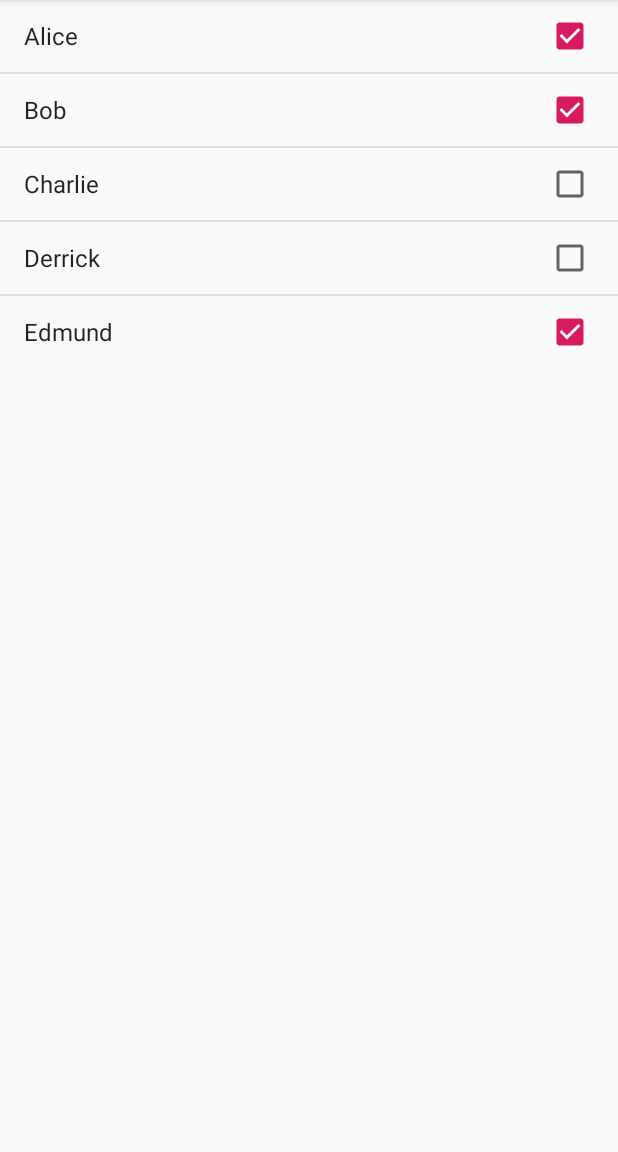
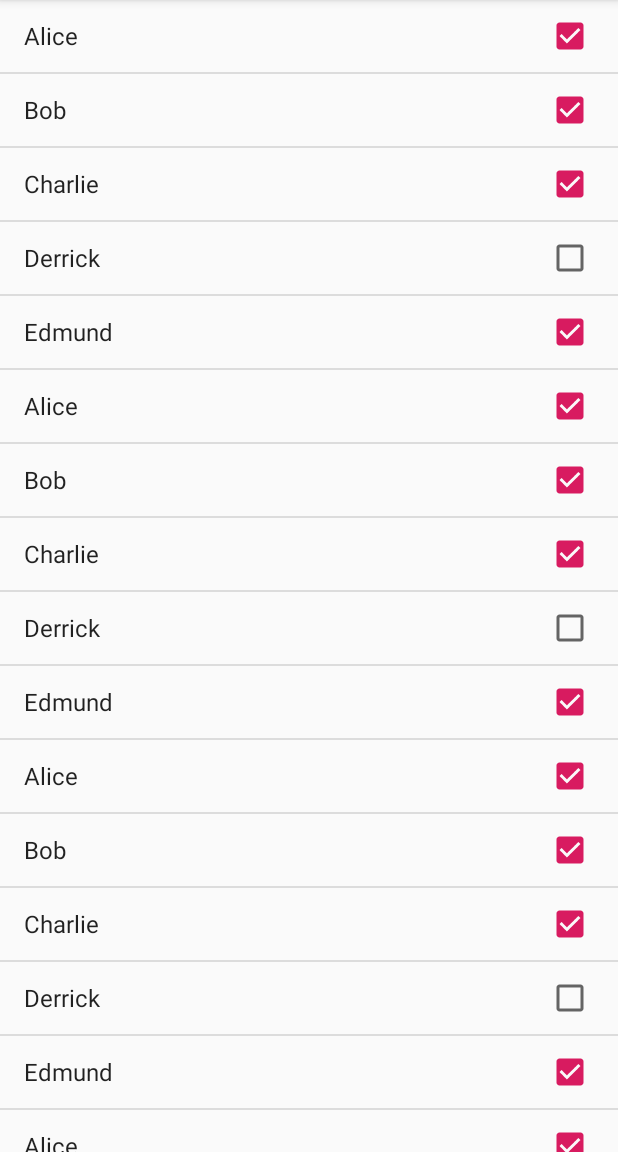
Before and after one commit to Kisty/SimpleCursorAdapterLoaderFreezeRepro, an Android app: the screen it shows after launch (MainActivity), on a phone screen of 412 x 824 dp, the part 84-1236 px from its top. Run offline under Robolectric (Android 15) with nearby library versions, the phone set to English and light mode, and no system bars; our stand-ins replace Room's generated code.

```diff
--- a/app/src/main/java/uk/co/imagitech/simplecursoradapterloaderfreezerepro/MainActivity.java
+++ b/app/src/main/java/uk/co/imagitech/simplecursoradapterloaderfreezerepro/MainActivity.java
@@ -44,20 +44,14 @@ public class MainActivity extends AppCompatActivity {
             public void onLoadFinished(@NonNull Loader<Cursor> loader, Cursor data) {
                 adapter.changeCursor(data);
 
-//                try {
-//                    //Used to simulate preference access
-//                    Thread.sleep(200);
-//                } catch (InterruptedException e) {
-//                    Log.e("MainActivity", "Couldn't wait", e);
-//                }
-                List<String> findNames = Arrays.asList("Alice", "Bob", "Edmund");
-                //In real app, search through the list to restore selected items
+                //In real app, search through the list to restore user's last selected items
+                List<String> findNames = Arrays.asList("Alice", "Bob", "Edmund", "Charlie");
                 if (data != null) {
                     while (data.moveToNext()) {
                         String firstName = data.getString(data.getColumnIndex("first_name"));
                         for (String findName : findNames) {
                             if (findName.equals(firstName)) {
-                                Toast.makeText(MainActivity.this, "Matched " + firstName, Toast.LENGTH_SHORT).show();
+                                Log.d("MAIN", "Found " + firstName);
                                 listView.setItemChecked(listView.getHeaderViewsCount() + data.getPosition(), true);
                             }
                         }
--- a/app/src/main/java/uk/co/imagitech/simplecursoradapterloaderfreezerepro/UserCursorLoader.java
+++ b/app/src/main/java/uk/co/imagitech/simplecursoradapterloaderfreezerepro/UserCursorLoader.java
@@ -5,11 +5,13 @@ import android.content.Context;
 import android.database.Cursor;
 import android.support.v4.content.AsyncTaskLoader;
 import android.support.v4.os.OperationCanceledException;
-import android.util.Log;
+
+import java.util.Arrays;
+import java.util.List;
 
 public class UserCursorLoader extends AsyncTaskLoader<Cursor> {
 
-	AppDatabase mDbHelper = null;
+    AppDatabase dbHelper = null;
 
     Cursor mCursor = null;
 
@@ -17,7 +19,7 @@ public class UserCursorLoader extends AsyncTaskLoader<Cursor> {
         super(context);
 
         //Get database
-		mDbHelper = Room.databaseBuilder(context,
+        dbHelper = Room.databaseBuilder(context,
                 AppDatabase.class, "users.db")
                 .fallbackToDestructiveMigration().build();
 
@@ -32,15 +34,34 @@ public class UserCursorLoader extends AsyncTaskLoader<Cursor> {
                 throw new OperationCanceledException();
             }
         }
-		mDbHelper.userDao().insertAll(
+
+        //Add test entries if first launch
+        if (dbHelper.userDao().getCount() < 20) {
+            List<User> users = Arrays.asList(
                     new User("Alice", "Armstrong"),
                     new User("Bob", "Bernard"),
                     new User("Charlie", "Chaplin"),
                     new User("Derrick", "Dumpling"),
-				new User("Edmund", "Esquire")
-		);
+                    new User("Edmund", "Esquire"),
+                    new User("Alice", "Armstrong"),
+                    new User("Bob", "Bernard"),
+                    new User("Charlie", "Chaplin"),
+                    new User("Derrick", "Dumpling"),
+                    new User("Edmund", "Esquire"),
+                    new User("Alice", "Armstrong"),
+                    new User("Bob", "Bernard"),
+                    new User("Charlie", "Chaplin"),
+                    new User("Derrick", "Dumpling"),
+                    new User("Edmund", "Esquire"),
+                    new User("Alice", "Armstrong"),
+                    new User("Bob", "Bernard"),
+                    new User("Charlie", "Chaplin"),
+                    new User("Derrick", "Dumpling"),
+                    new User("Edmund", "Esquire"));
+            dbHelper.userDao().insertAll(users);
+        }
 
-		return mDbHelper.userDao().getAll();
+        return dbHelper.userDao().getAll();
     }
 
     /* Runs on the UI thread */
@@ -69,7 +90,7 @@ public class UserCursorLoader extends AsyncTaskLoader<Cursor> {
      * Starts an asynchronous load of the contacts list data. When the result is ready the callbacks
      * will be called on the UI thread. If a previous load has been completed and is still valid
      * the result may be passed to the callbacks immediately.
-	 *
+     * <p>
      * Must be called from the UI thread
      */
     @Override
--- a/app/src/main/java/uk/co/imagitech/simplecursoradapterloaderfreezerepro/UserDao.java
+++ b/app/src/main/java/uk/co/imagitech/simplecursoradapterloaderfreezerepro/UserDao.java
@@ -13,6 +13,9 @@ public interface UserDao {
     @Query("SELECT * FROM user")
     Cursor getAll();
 
+    @Query("SELECT count(*) FROM user")
+    int getCount();
+
     @Insert
-    void insertAll(User... users);
+    void insertAll(List<User> users);
 }
```
Lines whose indentation alone changed are shown as unchanged.
